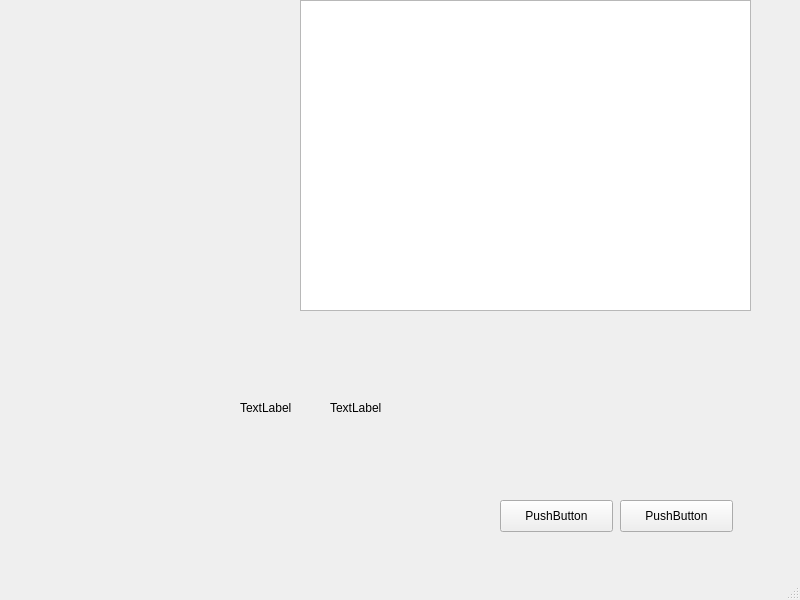
Before: the Qt Designer form src/UI_Files/learn_activity.ui in chrisais9/EasyHandy, drawn with Qt 5.
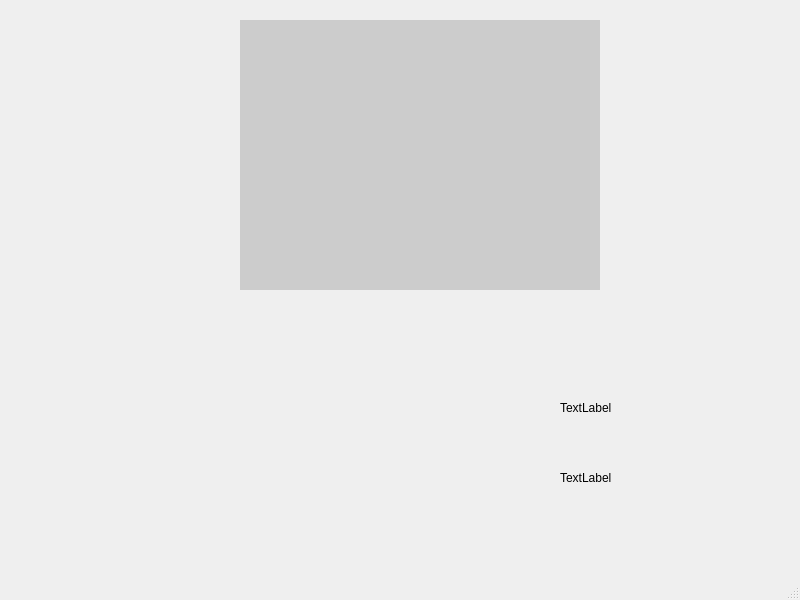
After: the same form once the commit is applied.

Commit message: 라벨에 gif재생, 리스트위젯 구현 실패.

The edit to the form file:
```diff
--- a/src/UI_Files/learn_activity.ui
+++ b/src/UI_Files/learn_activity.ui
@@ -17,7 +17,7 @@
    <widget class="QLabel" name="label">
     <property name="geometry">
      <rect>
-      <x>240</x>
+      <x>560</x>
       <y>400</y>
       <width>60</width>
       <height>16</height>
@@ -30,8 +30,8 @@
    <widget class="QLabel" name="label_2">
     <property name="geometry">
      <rect>
-      <x>330</x>
-      <y>400</y>
+      <x>560</x>
+      <y>470</y>
       <width>60</width>
       <height>16</height>
      </rect>
@@ -40,55 +40,22 @@
      <string>TextLabel</string>
     </property>
    </widget>
-   <widget class="QPushButton" name="pushButton">
+   <widget class="QLabel" name="label_imageView">
     <property name="geometry">
      <rect>
-      <x>500</x>
-      <y>500</y>
-      <width>113</width>
-      <height>32</height>
+      <x>240</x>
+      <y>20</y>
+      <width>360</width>
+      <height>270</height>
      </rect>
     </property>
-    <property name="text">
-     <string>PushButton</string>
-    </property>
-   </widget>
-   <widget class="QPushButton" name="pushButton_2">
-    <property name="geometry">
-     <rect>
-      <x>620</x>
-      <y>500</y>
-      <width>113</width>
-      <height>32</height>
-     </rect>
-    </property>
-    <property name="text">
-     <string>PushButton</string>
-    </property>
-   </widget>
-   <widget class="QLabel" name="label_3">
-    <property name="geometry">
-     <rect>
-      <x>0</x>
-      <y>160</y>
-      <width>741</width>
-      <height>431</height>
-     </rect>
+    <property name="styleSheet">
+     <string notr="true">background-color: rgba(180,180,180,0.6);</string>
     </property>
     <property name="text">
      <string/>
     </property>
    </widget>
-   <widget class="QGraphicsView" name="graphicsView">
-    <property name="geometry">
-     <rect>
-      <x>300</x>
-      <y>0</y>
-      <width>451</width>
-      <height>311</height>
-     </rect>
-    </property>
-   </widget>
   </widget>
   <widget class="QMenuBar" name="menubar">
    <property name="geometry">
```
The commit also changes 1 other file.
